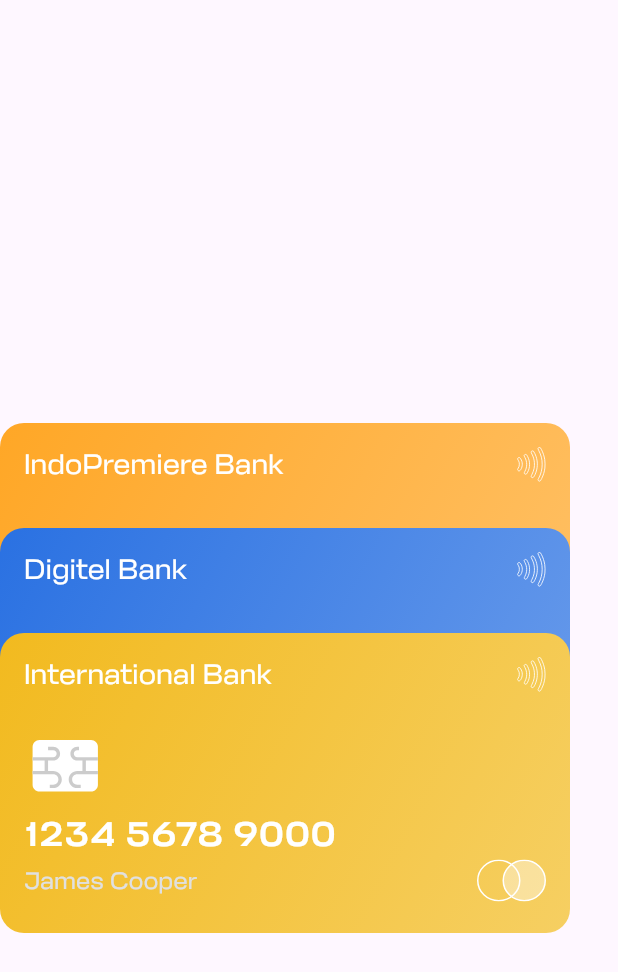
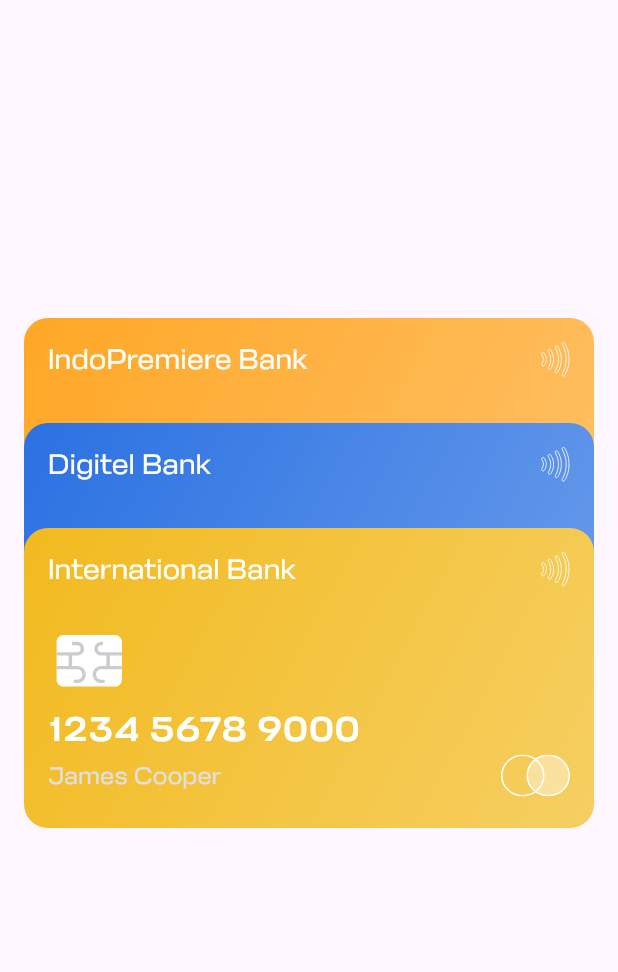
Before and after one commit to mhusainh/MobileProgramming-MoneyWalletMobileApp-Flutter, a Flutter app: the WalletCardWidget widget shown alone on an empty page, opened directly, on a phone screen of 412 x 824 dp. Shown: the top 972 px of the screen. Run offline on Flutter 3.47's test engine with Material 3 defaults, Android fonts, the phone set to English and light mode, and no system bars; our stand-ins replace flutter_svg; network calls fail.

```diff
--- a/wallet_app/lib/features/wallet_management/widgets/WalletCardWidget.dart
+++ b/wallet_app/lib/features/wallet_management/widgets/WalletCardWidget.dart
@@ -5,21 +5,28 @@ import 'package:wallet_app/data/wallet/dummy/DummyWallet.dart';
 class WalletCardWidget extends StatelessWidget {
   @override
   Widget build(BuildContext context) {
+    double screenWidth = MediaQuery.of(context).size.width;
+    double adjustedWidth = screenWidth - 32; // Lebar disesuaikan dengan padding horizontal
+
     return Center(
       child: SizedBox(
-        width: double.infinity, // Lebar disesuaikan dengan CardComponent
-        height: 260, // Sesuaikan tinggi agar semua kartu muat
+        width: adjustedWidth, // Lebar disesuaikan agar tidak mencapai tepi layar
+        height: 260 + (DummyWallet.wallets.length - 1) * 70.0, // Sesuaikan tinggi agar semua kartu muat
         child: Stack(
           clipBehavior: Clip.none,
           children: List.generate(DummyWallet.wallets.length, (index) {
             final wallet = DummyWallet.wallets[index];
             return Positioned(
               top: index * 70.0, // Sesuaikan jarak antar-kartu
-              child: CardComponent(
-                bankName: wallet.bankName,
-                cardNumber: wallet.cardNumber,
-                cardHolderName: wallet.cardHolderName,
-                backgroundColor: wallet.backgroundColor,
+              left: (adjustedWidth - screenWidth + 32) / 2, // Memastikan kartu berada di tengah adjustedWidth
+              child: SizedBox(
+                width: screenWidth - 32, // Lebar masing-masing kartu sesuai adjustedWidth
+                child: CardComponent(
+                  bankName: wallet.bankName,
+                  cardNumber: wallet.cardNumber,
+                  cardHolderName: wallet.cardHolderName,
+                  backgroundColor: wallet.backgroundColor,
+                ),
               ),
             );
           }),
```
Also changed, not shown: wallet_app/lib/core/global_component/BarButtonComponent.dart (+19 -10 lines).
